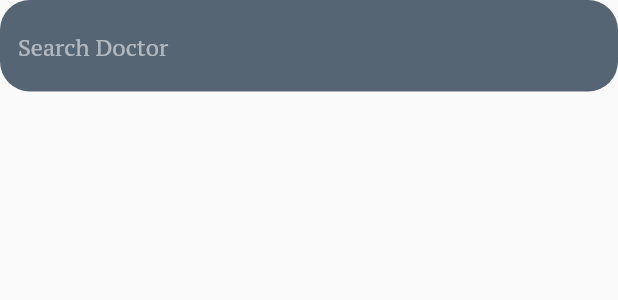
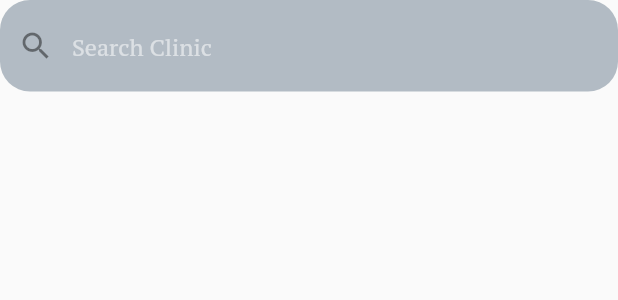
Before and after one commit to negi-tushar/DocApp, a Flutter app: what customSearch() shows on an empty page, opened directly, on a phone screen of 412 x 824 dp. Shown: the top 300 px of the screen. Run offline on Flutter 3.47's test engine with Material 2 defaults, Android fonts, the phone set to English and light mode, and no system bars; drawn by our look-alikes of flutter_typeahead; our stand-ins replace image_picker; network calls fail.

Commit message:
added search clinic

```diff
--- a/lib/Widgets/custom_search.dart
+++ b/lib/Widgets/custom_search.dart
@@ -1,4 +1,8 @@
+import 'package:docapp/models/clinic_details.dart';
+import 'package:docapp/provider/clinic_provider.dart';
 import 'package:flutter/material.dart';
+import 'package:flutter_typeahead/flutter_typeahead.dart';
+import 'package:provider/provider.dart';
 
 // ignore: camel_case_types
 class customSearch extends StatelessWidget {
@@ -8,17 +12,48 @@ class customSearch extends StatelessWidget {
 
   @override
   Widget build(BuildContext context) {
-    return TextField(
+    var clinicData = Provider.of<ClinicData>(context, listen: false);
+    return TypeAheadField<ClinicDetails?>(
+        minCharsForSuggestions: 4,
+        debounceDuration: const Duration(milliseconds: 100),
+        textFieldConfiguration: TextFieldConfiguration(
+            style: const TextStyle(color: Colors.white),
             decoration: InputDecoration(
+              prefixIcon: const Icon(Icons.search),
               border: OutlineInputBorder(
                   borderSide: BorderSide.none,
                   gapPadding: 0,
                   borderRadius: BorderRadius.circular(20)),
-          // icon: Icon((Icons.search)),
-          hintText: 'Search Doctor',
               hintStyle: const TextStyle(color: Colors.white54),
-          fillColor: const Color.fromRGBO(86, 101, 115, 130),
-          filled: true),
+              fillColor: const Color.fromARGB(125, 103, 122, 139),
+              filled: true,
+              hintText: 'Search Clinic',
+            )),
+        suggestionsCallback: ((pattern) =>
+            clinicData.getClinicDetails(pattern)),
+        itemBuilder: (context, ClinicDetails? suggestion) {
+          final details = suggestion!;
+          return ListTile(
+            leading: const Icon(Icons.medical_services),
+            title: Text(details.clinicName),
+            subtitle: Text(details.street),
           );
+        },
+        onSuggestionSelected: (ClinicDetails? suggestion) {
+          final details = suggestion!;
+          ScaffoldMessenger.of(context)
+              .showSnackBar(SnackBar(content: Text(details.clinicName)));
+        },
+        hideOnLoading: true,
+        errorBuilder: (context, error) {
+          return const SizedBox(
+              height: 50,
+              child: Center(
+                child: Text(
+                  'No Clinic Found',
+                  style: TextStyle(color: Colors.black),
+                ),
+              ));
+        });
   }
 }
--- a/lib/models/clinic_details.dart
+++ b/lib/models/clinic_details.dart
@@ -1,5 +1,5 @@
-class PatientDetails {
-  PatientDetails({
+class ClinicDetails {
+  ClinicDetails({
     required this.id,
     required this.clinicName,
     required this.clinicRegistrationId,
@@ -19,7 +19,6 @@ class PatientDetails {
 }
 
 
-
 // "id": 1,
 // "clinicName": "kailash hospital",
 // "clinicRegistrationId": "123456",
--- a/pubspec.yaml
+++ b/pubspec.yaml
@@ -40,6 +40,7 @@ dependencies:
   path:
   intl: ^0.17.0
   provider: ^6.0.1
+  flutter_typeahead: ^3.2.4
 
 dev_dependencies:
   flutter_test:
```
Also changed, not shown: lib/main.dart (+5 -2 lines), lib/provider/clinic_provider.dart (+58 -5 lines), pubspec.lock. Lines whose indentation alone changed are shown as unchanged.
